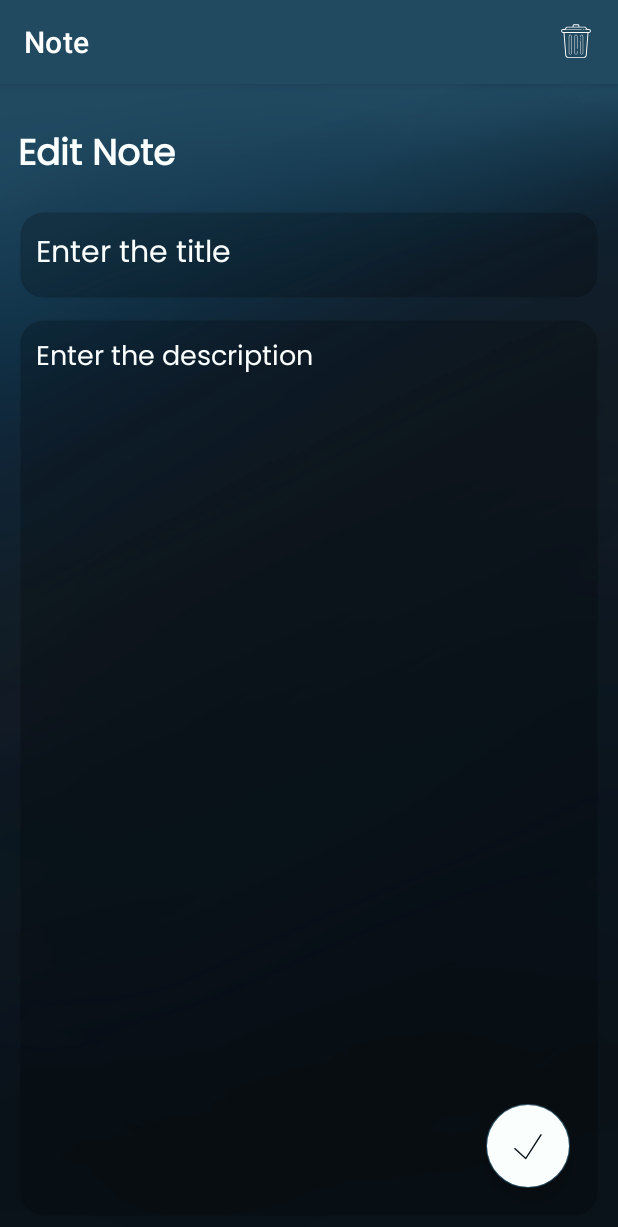
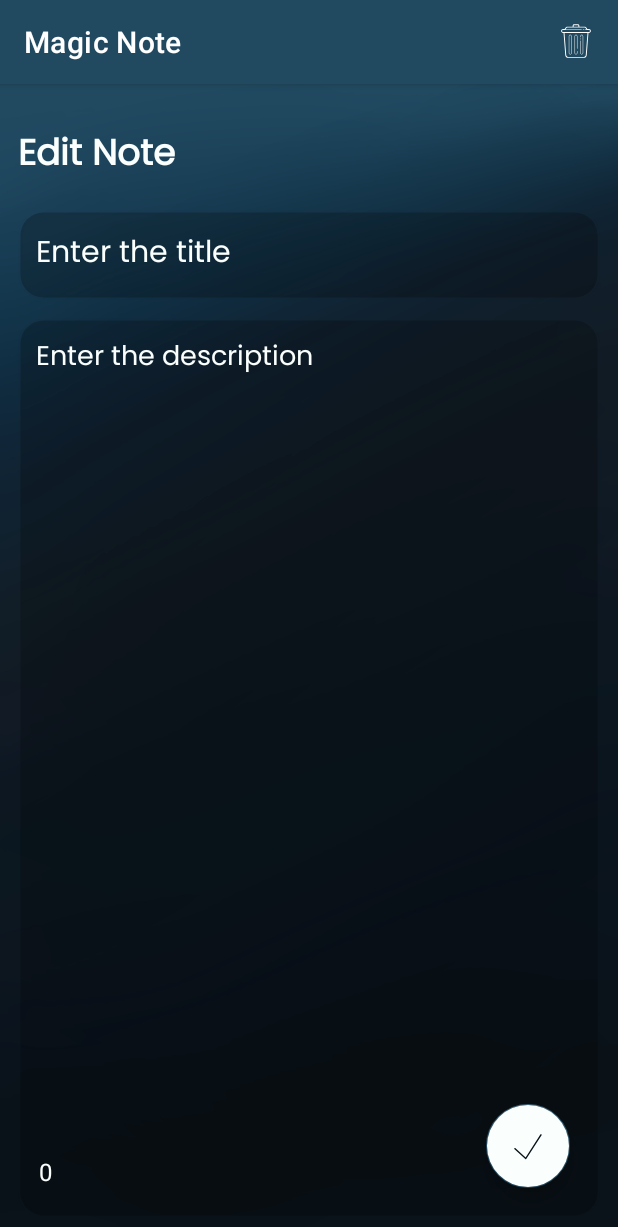
Before and after one commit to kriszmas/Note, an Android app: the EditNoteFragment screen opened through its navigation route, on a phone screen of 412 x 824 dp. Shown: the top 1227 px of the screen. Run offline under Robolectric (Android 15) with nearby library versions, the phone set to English and light mode, and no system bars; our stand-ins replace data binding; 11 statements that could not run were skipped.

Commit message:
Adding wordcounter to the EditNoteFragment and to the NoteAdapter

```diff
--- a/app/src/main/java/com/example/note/fragments/EditNoteFragment.kt
+++ b/app/src/main/java/com/example/note/fragments/EditNoteFragment.kt
@@ -2,6 +2,8 @@ package com.example.note.fragments
 
 import android.app.AlertDialog
 import android.os.Bundle
+import android.text.Editable
+import android.text.TextWatcher
 import androidx.fragment.app.Fragment
 import android.view.LayoutInflater
 import android.view.Menu
@@ -52,6 +54,8 @@ class EditNoteFragment : Fragment(R.layout.fragment_edit_note), MenuProvider {
         binding.editNoteTitle.setText(currentNote.noteTitle)
         binding.editNoteDesc.setText(currentNote.noteDesc)
 
+        updateWordCount(binding.editNoteDesc.text.toString())
+
         binding.editNoteFab.setOnClickListener {
             val noteTitle = binding.editNoteTitle.text.toString().trim()
             val noteDesc = binding.editNoteDesc.text.toString().trim()
@@ -64,6 +68,22 @@ class EditNoteFragment : Fragment(R.layout.fragment_edit_note), MenuProvider {
                 Toast.makeText(context, " Please enter note title", Toast.LENGTH_SHORT).show()
             }
         }
+
+        binding.editNoteDesc.addTextChangedListener(object : TextWatcher {
+            override fun beforeTextChanged(s: CharSequence?, start: Int, count: Int, after: Int) {
+            }
+
+            override fun onTextChanged(s: CharSequence?, start: Int, before: Int, count: Int) {
+                updateWordCount(s.toString())
+            }
+
+            override fun afterTextChanged(s: Editable?) {
+            }
+        })
+    }
+    private fun updateWordCount(text: String) {
+        val wordCount = text.trim().split("\\s+".toRegex()).count { it.isNotEmpty() }
+        binding.wordCountTextView.text = wordCount.toString()
     }
 
     private fun deleteNote(){
--- a/app/src/main/res/layout/fragment_edit_note.xml
+++ b/app/src/main/res/layout/fragment_edit_note.xml
@@ -67,5 +67,17 @@
             android:contentDescription="editFab"
             android:src="@drawable/done"
             android:tintMode="@color/third" />
+        <TextView
+            android:id="@+id/wordCountTextView"
+            android:layout_width="wrap_content"
+            android:layout_height="wrap_content"
+            android:layout_alignParentEnd="true"
+            android:layout_alignParentBottom="true"
+            android:layout_marginEnd="365dp"
+            android:layout_marginBottom="20dp"
+            android:text="0"
+            android:textColor="@color/secondary"
+            android:textSize="16sp" />
+
     </RelativeLayout>
 </layout>
--- a/app/src/main/res/values/strings.xml
+++ b/app/src/main/res/values/strings.xml
@@ -1,5 +1,5 @@
 <resources>
-    <string name="app_name">Note</string>
+    <string name="app_name">Magic Note</string>
     <!-- TODO: Remove or change this placeholder text -->
     <string name="hello_blank_fragment">Hello blank fragment</string>
 </resources>
```
Also changed, not shown: app/src/main/java/com/example/note/adapter/NoteAdapter.kt (+9 -2 lines), app/src/main/res/layout/note_layout.xml (+9 -0 lines).
